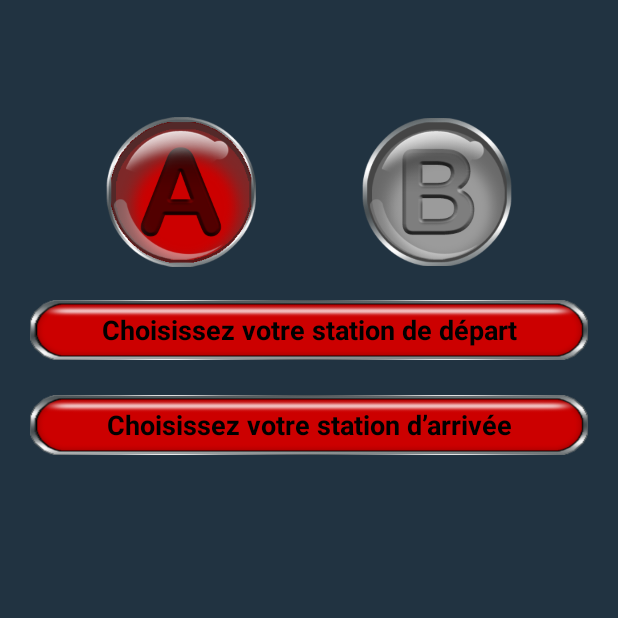
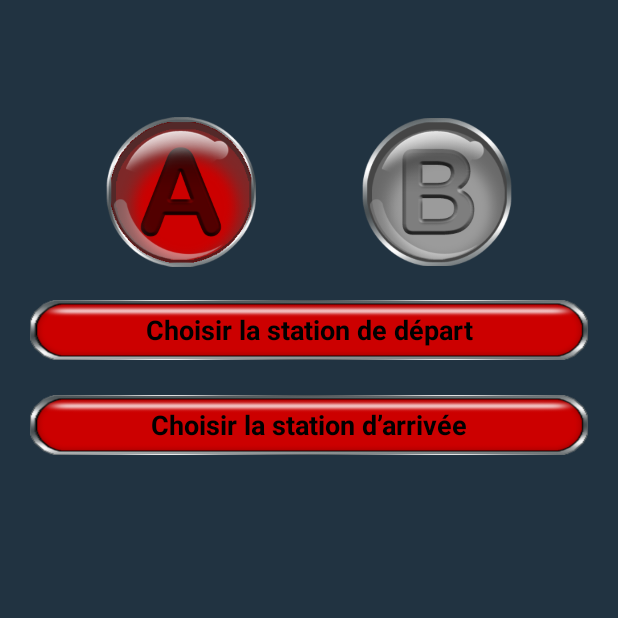
Before and after one commit to YvesToiser/metro-station-exit-finder, an Android app: the screen it shows after launch (MainActivity), on a phone screen of 412 x 824 dp, the top half of it. Run offline under Robolectric (Android 15) with nearby library versions, the light colour scheme and no system bars.

Commit message:
New presentation of door numbers with hint text New hint text for metro doors Disappearence of results when no ride is selected Reduce spinner hint text and back to sp

```diff
--- a/app/src/main/java/com/toiser/myapp/MainActivity.kt
+++ b/app/src/main/java/com/toiser/myapp/MainActivity.kt
@@ -4,6 +4,7 @@ import android.os.Bundle
 import android.view.View
 import android.widget.*
 import androidx.appcompat.app.AppCompatActivity
+import androidx.constraintlayout.widget.ConstraintLayout
 
 
 class MainActivity : AppCompatActivity() {
@@ -27,26 +28,36 @@ class MainActivity : AppCompatActivity() {
         val tvLift = findViewById<TextView>(R.id.tvLiftNumber)
         val tvEscalator = findViewById<TextView>(R.id.tvEscalatorNumber)
         val tvStairs = findViewById<TextView>(R.id.tvStairsNumber)
+        val layoutLift = findViewById<ConstraintLayout>(R.id.LayoutLift)
+        val layoutEscalator = findViewById<ConstraintLayout>(R.id.LayoutEscalator)
+        val layoutStairs = findViewById<ConstraintLayout>(R.id.LayoutStairs)
+        val textSchema = findViewById<TextView>(R.id.textSchema)
 
         // Initial state
-        selectMetroLine(MetroLineEnum.A, btnA, btnB, spinnerDeparture, spinnerArrival, this)
+        layoutLift.visibility = View.INVISIBLE
+        layoutEscalator.visibility = View.INVISIBLE
+        layoutStairs.visibility = View.INVISIBLE
+        imgLine.visibility = View.INVISIBLE
+        textSchema.visibility = View.INVISIBLE
+        selectMetroLine(imgLine, layoutLift, layoutEscalator, layoutStairs, MetroLineEnum.A, btnA, btnB,
+            spinnerDeparture, spinnerArrival, this)
 
         // set on-click listeners
         btnA.setOnClickListener {
-            selectMetroLine(MetroLineEnum.A, btnA, btnB, spinnerDeparture, spinnerArrival, this)
+            selectMetroLine(imgLine, layoutLift, layoutEscalator, layoutStairs, MetroLineEnum.A, btnA, btnB,
+                spinnerDeparture, spinnerArrival, this)
         }
 
         btnB.setOnClickListener {
-            selectMetroLine(MetroLineEnum.B, btnA, btnB, spinnerDeparture, spinnerArrival, this)
+            selectMetroLine(imgLine, layoutLift, layoutEscalator, layoutStairs, MetroLineEnum.B, btnA, btnB,
+                spinnerDeparture, spinnerArrival, this)
         }
 
         spinnerDeparture.onItemSelectedListener = object : AdapterView.OnItemSelectedListener {
             override fun onItemSelected(parent: AdapterView<*>, view: View, position: Int, id: Long) {
                 selectedDepartureStation = stationNamesDeparture[position]
-                if (position > 0) {
-                    processItemSelected( tvLift, tvEscalator, tvStairs, imgLift, imgEscalator, imgStairs,
-                        imgLine, selectedLine)
-                }
+                processItemSelected(textSchema, layoutLift, layoutEscalator, layoutStairs, tvLift, tvEscalator,
+                        tvStairs, imgLift, imgEscalator, imgStairs, imgLine, selectedLine)
             }
 
             override fun onNothingSelected(parent: AdapterView<*>) {
@@ -57,10 +68,8 @@ class MainActivity : AppCompatActivity() {
         spinnerArrival.onItemSelectedListener = object : AdapterView.OnItemSelectedListener {
             override fun onItemSelected(parent: AdapterView<*>, view: View, position: Int, id: Long) {
                 selectedArrivalStation = stationNamesArrival[position]
-                if (position > 0) {
-                    processItemSelected( tvLift, tvEscalator, tvStairs, imgLift, imgEscalator, imgStairs,
-                        imgLine, selectedLine)
-                }
+                processItemSelected(textSchema, layoutLift, layoutEscalator, layoutStairs, tvLift, tvEscalator,
+                        tvStairs, imgLift, imgEscalator, imgStairs, imgLine, selectedLine)
             }
 
             override fun onNothingSelected(parent: AdapterView<*>) {
--- a/app/src/main/java/com/toiser/myapp/MetroStationEnum.kt
+++ b/app/src/main/java/com/toiser/myapp/MetroStationEnum.kt
@@ -2,8 +2,8 @@ package com.toiser.myapp
 
 enum class MetroStationEnum (val stationName: String){
 
-    DEPART ("Choisissez votre station de départ"),
-    ARRIVEE ("Choisissez votre station d’arrivée"),
+    DEPART ("Choisir la station de départ"),
+    ARRIVEE ("Choisir la station d’arrivée"),
 
     // Line A
     BASSO ("Basso Cambo"),
--- a/app/src/main/java/com/toiser/myapp/Process.kt
+++ b/app/src/main/java/com/toiser/myapp/Process.kt
@@ -1,11 +1,19 @@
 package com.toiser.myapp
 
 import android.content.Context
+import android.view.View
 import android.widget.*
 import com.toiser.myapp.MetroStationEnum.*
 
-fun selectMetroLine (metroLine: MetroLineEnum, btnA: ImageButton, btnB: ImageButton,
+fun selectMetroLine (imgLine: ImageView, layoutLift: View, layoutEscalator: View, layoutStairs: View,
+                     metroLine: MetroLineEnum, btnA: ImageButton, btnB: ImageButton,
                      spinnerDeparture: Spinner, spinnerArrival: Spinner, context: Context) {
+
+    layoutLift.visibility = View.INVISIBLE
+    layoutEscalator.visibility = View.INVISIBLE
+    layoutStairs.visibility = View.INVISIBLE
+    imgLine.visibility = View.INVISIBLE
+
     if (metroLine == MetroLineEnum.A) {
         selectedLine = MetroLineEnum.A
         stationNamesDeparture = stationNamesDepartureA
@@ -42,13 +50,21 @@ fun selectMetroLine (metroLine: MetroLineEnum, btnA: ImageButton, btnB: ImageBut
 }
 
 
-fun processItemSelected (tvLift: TextView, tvEscalator: TextView, tvStairs: TextView,
-                         imgLift: ImageView, imgEscalator: ImageView, imgStairs: ImageView,
-                         imgLine: ImageView, selectedLine: MetroLineEnum) {
+fun processItemSelected (textSchema: TextView, layoutLift: View, layoutEscalator: View, layoutStairs: View, tvLift: TextView,
+                         tvEscalator: TextView, tvStairs: TextView, imgLift: ImageView,
+                         imgEscalator: ImageView, imgStairs: ImageView, imgLine: ImageView,
+                         selectedLine: MetroLineEnum) {
 
     // If departure & arrival are selected
     if ((selectedDepartureStation != null && selectedDepartureStation != DEPART)
-        && (selectedArrivalStation != null && selectedArrivalStation != ARRIVEE)) {
+        && (selectedArrivalStation != null && selectedArrivalStation != ARRIVEE)
+        && (selectedDepartureStation !=  selectedArrivalStation )) {
+
+        layoutLift.visibility = View.VISIBLE
+        layoutEscalator.visibility = View.VISIBLE
+        layoutStairs.visibility = View.VISIBLE
+        imgLine.visibility = View.VISIBLE
+        textSchema.visibility = View.VISIBLE
 
         //imgLine depending on departure station and way
         var metroLineId = 1
@@ -540,5 +556,12 @@ fun processItemSelected (tvLift: TextView, tvEscalator: TextView, tvStairs: Text
         displayNumbers(tvLift, tvEscalator, tvStairs, liftNumber, escalatorNumber, stairNumber)
 
     }
+    else {
+        layoutLift.visibility = View.INVISIBLE
+        layoutEscalator.visibility = View.INVISIBLE
+        layoutStairs.visibility = View.INVISIBLE
+        imgLine.visibility = View.INVISIBLE
+        textSchema.visibility = View.INVISIBLE
+    }
 
 }
--- a/app/src/main/res/layout/activity_main.xml
+++ b/app/src/main/res/layout/activity_main.xml
@@ -112,7 +112,7 @@
         app:layout_constraintTop_toBottomOf="@+id/top_layout">
 
         <androidx.constraintlayout.widget.ConstraintLayout
-            android:id="@+id/constraintLayout4"
+            android:id="@+id/LayoutLift"
             android:layout_width="match_parent"
             android:layout_height="70dp"
             android:layout_marginStart="40dp"
@@ -121,21 +121,40 @@
             android:layout_marginEnd="40dp"
             android:layout_marginRight="40dp"
             android:layout_marginBottom="5dp"
-            app:layout_constraintBottom_toTopOf="@+id/constraintLayout5"
+            android:background="@drawable/metal_frame"
+            app:layout_constraintBottom_toTopOf="@+id/LayoutEscalator"
             app:layout_constraintEnd_toEndOf="parent"
             app:layout_constraintStart_toStartOf="parent"
             app:layout_constraintTop_toTopOf="parent">
 
+            <TextView
+                android:id="@+id/liftText"
+                android:layout_width="0dp"
+                android:layout_height="wrap_content"
+                android:layout_marginStart="80dp"
+                android:layout_marginLeft="80dp"
+                android:layout_marginEnd="10dp"
+                android:layout_marginRight="10dp"
+                android:text="@string/LiftTextDetail"
+                android:textAlignment="center"
+                android:textColor="#000000"
+                android:textSize="12sp"
+                app:layout_constraintBottom_toTopOf="@+id/tvLiftNumber"
+                app:layout_constraintEnd_toEndOf="parent"
+                app:layout_constraintStart_toStartOf="parent"
+                app:layout_constraintTop_toTopOf="parent" />
+
             <ImageView
                 android:id="@+id/imageViewLift"
-                android:layout_width="70dp"
+                android:layout_width="66dp"
                 android:layout_height="match_parent"
+                android:padding="2dp"
                 android:scaleType="fitCenter"
+                android:src="@android:color/transparent"
                 app:layout_constraintBottom_toBottomOf="parent"
                 app:layout_constraintStart_toStartOf="parent"
                 app:layout_constraintTop_toTopOf="parent"
-                app:layout_constraintVertical_bias="0.0"
-                app:srcCompat="@android:color/transparent" />
+                app:layout_constraintVertical_bias="0.0" />
 
             <TextView
                 android:id="@+id/tvLiftNumber"
@@ -143,8 +162,9 @@
                 android:layout_height="match_parent"
                 android:layout_marginStart="20dp"
                 android:layout_marginLeft="20dp"
+                android:layout_marginTop="30dp"
                 android:gravity="center"
-                android:textColor="#FFFFFF"
+                android:textColor="#000000"
                 android:textSize="30sp"
                 app:layout_constraintBottom_toBottomOf="parent"
                 app:layout_constraintEnd_toEndOf="parent"
@@ -154,7 +174,7 @@
         </androidx.constraintlayout.widget.ConstraintLayout>
 
         <androidx.constraintlayout.widget.ConstraintLayout
-            android:id="@+id/constraintLayout5"
+            android:id="@+id/LayoutEscalator"
             android:layout_width="match_parent"
             android:layout_height="70dp"
             android:layout_marginStart="40dp"
@@ -163,18 +183,37 @@
             android:layout_marginEnd="40dp"
             android:layout_marginRight="40dp"
             android:layout_marginBottom="5dp"
-            app:layout_constraintBottom_toTopOf="@+id/constraintLayout6"
+            android:background="@drawable/metal_frame"
+            app:layout_constraintBottom_toTopOf="@+id/LayoutStairs"
             app:layout_constraintEnd_toEndOf="parent"
             app:layout_constraintStart_toStartOf="parent"
-            app:layout_constraintTop_toBottomOf="@+id/constraintLayout4">
+            app:layout_constraintTop_toBottomOf="@+id/LayoutLift">
+
+            <TextView
+                android:id="@+id/EscalatorText"
+                android:layout_width="0dp"
+                android:layout_height="wrap_content"
+                android:layout_marginStart="80dp"
+                android:layout_marginLeft="80dp"
+                android:layout_marginEnd="10dp"
+                android:layout_marginRight="10dp"
+                android:text="@string/EscalatorTextDetail"
+                android:textAlignment="center"
+                android:textColor="#000000"
+                android:textSize="12sp"
+                app:layout_constraintBottom_toTopOf="@+id/tvEscalatorNumber"
+                app:layout_constraintEnd_toEndOf="parent"
+                app:layout_constraintStart_toStartOf="parent"
+                app:layout_constraintTop_toTopOf="parent" />
 
             <ImageView
                 android:id="@+id/imageViewEscalator"
-                android:layout_width="70dp"
+                android:layout_width="66dp"
                 android:layout_height="match_parent"
+                android:padding="2dp"
                 android:scaleType="fitCenter"
                 app:layout_constraintStart_toStartOf="parent"
-                app:srcCompat="@android:color/transparent" />
+                android:src="@android:color/transparent" />
 
             <TextView
                 android:id="@+id/tvEscalatorNumber"
@@ -182,8 +221,9 @@
                 android:layout_height="match_parent"
                 android:layout_marginStart="20dp"
                 android:layout_marginLeft="20dp"
+                android:layout_marginTop="30dp"
                 android:gravity="center"
-                android:textColor="#FFFFFF"
+                android:textColor="#000000"
                 android:textSize="30sp"
                 app:layout_constraintEnd_toEndOf="parent"
                 app:layout_constraintStart_toEndOf="@+id/imageViewEscalator"
@@ -192,7 +232,7 @@
         </androidx.constraintlayout.widget.ConstraintLayout>
 
         <androidx.constraintlayout.widget.ConstraintLayout
-            android:id="@+id/constraintLayout6"
+            android:id="@+id/LayoutStairs"
             android:layout_width="match_parent"
             android:layout_height="70dp"
             android:layout_marginStart="40dp"
@@ -201,18 +241,37 @@
             android:layout_marginEnd="40dp"
             android:layout_marginRight="40dp"
             android:layout_marginBottom="5dp"
+            android:background="@drawable/metal_frame"
             app:layout_constraintBottom_toBottomOf="parent"
             app:layout_constraintEnd_toEndOf="parent"
             app:layout_constraintStart_toStartOf="parent"
-            app:layout_constraintTop_toBottomOf="@+id/constraintLayout5">
+            app:layout_constraintTop_toBottomOf="@+id/LayoutEscalator">
+
+            <TextView
+                android:id="@+id/StairsText"
+                android:layout_width="0dp"
+                android:layout_height="wrap_content"
+                android:layout_marginStart="80dp"
+                android:layout_marginLeft="80dp"
+                android:layout_marginEnd="10dp"
+                android:layout_marginRight="10dp"
+                android:text="@string/StairsTextDetail"
+                android:textAlignment="center"
+                android:textColor="#000000"
+                android:textSize="12sp"
+                app:layout_constraintBottom_toTopOf="@+id/tvStairsNumber"
+                app:layout_constraintEnd_toEndOf="parent"
+                app:layout_constraintStart_toStartOf="parent"
+                app:layout_constraintTop_toTopOf="parent" />
 
             <ImageView
                 android:id="@+id/imageViewStairs"
-                android:layout_width="70dp"
+                android:layout_width="66dp"
                 android:layout_height="match_parent"
+                android:padding="2dp"
                 android:scaleType="fitCenter"
                 app:layout_constraintStart_toStartOf="parent"
-                app:srcCompat="@android:color/transparent" />
+                android:src="@android:color/transparent" />
 
             <TextView
                 android:id="@+id/tvStairsNumber"
@@ -220,8 +279,9 @@
                 android:layout_height="match_parent"
                 android:layout_marginStart="20dp"
                 android:layout_marginLeft="20dp"
+                android:layout_marginTop="30dp"
                 android:gravity="center"
-                android:textColor="#FFFFFF"
+                android:textColor="#000000"
                 android:textSize="30sp"
                 app:layout_constraintEnd_toEndOf="parent"
                 app:layout_constraintStart_toEndOf="@+id/imageViewStairs"
@@ -240,15 +300,28 @@
         app:layout_constraintStart_toStartOf="parent"
         app:layout_constraintTop_toBottomOf="@+id/middle_layout">
 
+        <TextView
+            android:id="@+id/textSchema"
+            android:layout_width="wrap_content"
+            android:layout_height="wrap_content"
+            android:text="@string/schemaTextDetail"
+            android:textColor="#CCCCCC"
+            android:textSize="12sp"
+            app:layout_constraintBottom_toTopOf="@+id/imageViewLine"
+            app:layout_constraintEnd_toEndOf="parent"
+            app:layout_constraintStart_toStartOf="parent"
+            app:layout_constraintTop_toTopOf="parent" />
+
         <ImageView
             android:id="@+id/imageViewLine"
             android:layout_width="match_parent"
-            android:layout_height="70dp"
+            android:layout_height="60dp"
             android:layout_marginStart="20dp"
             android:layout_marginLeft="20dp"
+            android:layout_marginTop="20dp"
             android:layout_marginEnd="20dp"
             android:layout_marginRight="20dp"
-            android:layout_marginBottom="20dp"
+            android:layout_marginBottom="10dp"
             android:scaleType="fitCenter"
             app:layout_constraintBottom_toBottomOf="parent"
             app:layout_constraintEnd_toEndOf="parent"
--- a/app/src/main/res/layout/spinner_item.xml
+++ b/app/src/main/res/layout/spinner_item.xml
@@ -6,7 +6,7 @@
     android:layout_width="match_parent"
     android:layout_height="wrap_content"
     android:textColor="#000"
-    android:textSize="18dp"
+    android:textSize="18sp"
     android:textStyle="bold"
     android:ellipsize="marquee"
     android:textAlignment="inherit"/>
--- a/app/src/main/res/values/strings.xml
+++ b/app/src/main/res/values/strings.xml
@@ -6,4 +6,8 @@
     <string name="ArrivalToast">Arrivée :</string>
     <string name="departureStationChoicePrompt">Choisir station de départ</string>
     <string name="ArrivalStationChoicePrompt">Choisir station d\'arrivée</string>
+    <string name="LiftTextDetail">Pour descendre près de l\'ascenseur, à votre départ, montez porte :</string>
+    <string name="StairsTextDetail">Pour descendre près de l\'escalier, à votre départ, montez porte :</string>
+    <string name="EscalatorTextDetail">Pour descendre près de l\'escalator, à votre départ, montez porte :</string>
+    <string name="schemaTextDetail">Aidez-vous du schéma de la rame pour trouver votre porte.</string>
 </resources>
```
Also changed, not shown: app/src/main/res/drawable/metal_frame.png (added).
